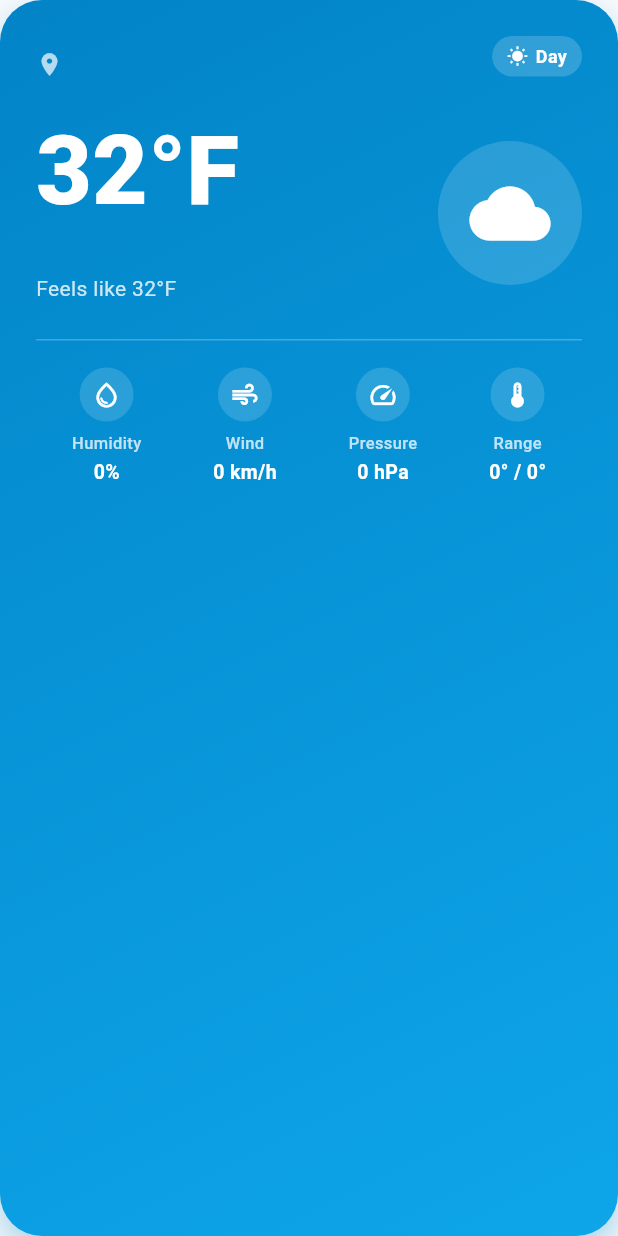
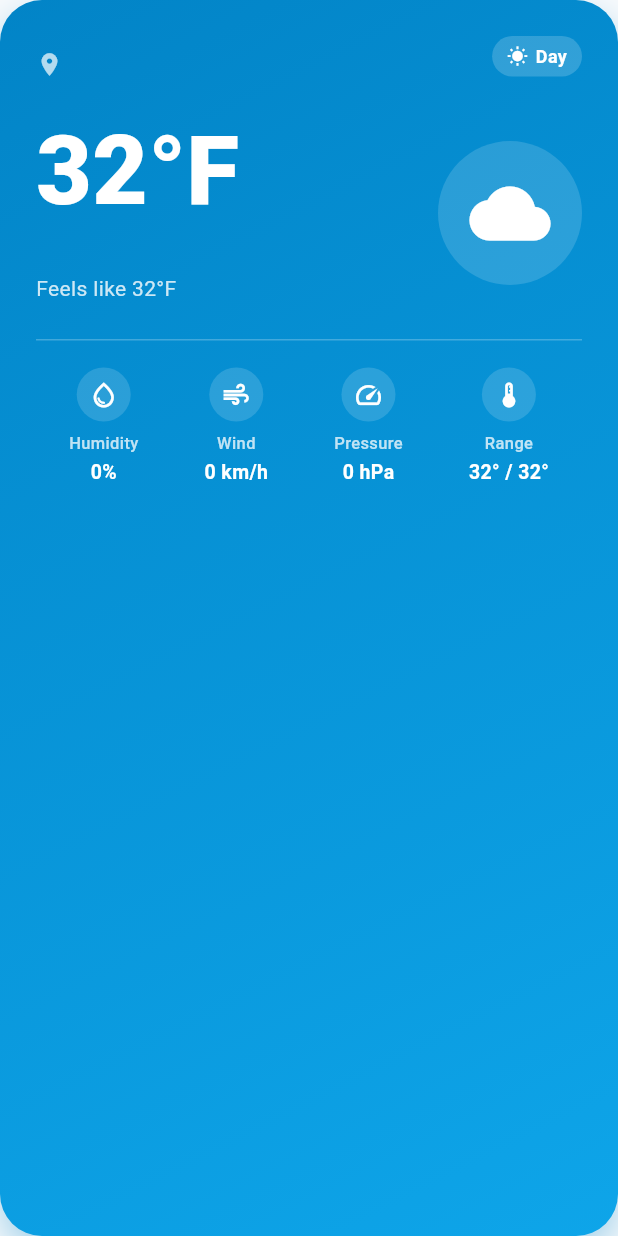
Before and after one commit to abhishekCode7266/Weather-App---Real-time-Weather-Forecast-Web-Application, a Flutter app: the CurrentWeatherCard widget shown alone on an empty page, opened directly with empty values, on a phone screen of 412 x 824 dp. Run offline on Flutter 3.47's test engine with Material 3 defaults, Android fonts, the phone set to English and light mode, and no system bars; our stand-ins replace shared_preferences; accounts and stored records are empty; network calls fail.

Commit message:
fix: replace RoundedCornerShape with Flutter RoundedRectangleBorder and enable verbose build logs

```diff
--- a/lib/main.dart
+++ b/lib/main.dart
@@ -26,7 +26,7 @@ class WeatherApp extends StatelessWidget {
         scaffoldBackgroundColor: const Color(0xFFF8FAFC),
         cardTheme: CardTheme(
           elevation: 0,
-          shape: RoundedCornerShape(20),
+          shape: RoundedRectangleBorder(borderRadius: BorderRadius.circular(20)),
         ),
       ),
       darkTheme: ThemeData(
@@ -38,7 +38,7 @@ class WeatherApp extends StatelessWidget {
         scaffoldBackgroundColor: const Color(0xFF0B132B),
         cardTheme: CardTheme(
           elevation: 0,
-          shape: RoundedCornerShape(20),
+          shape: RoundedRectangleBorder(borderRadius: BorderRadius.circular(20)),
         ),
       ),
       home: const WeatherHomeScreen(),
--- a/lib/screens/weather_home_screen.dart
+++ b/lib/screens/weather_home_screen.dart
@@ -157,7 +157,7 @@ class _WeatherHomeScreenState extends State<WeatherHomeScreen> {
                       Card(
                         elevation: 0,
                         color: colorScheme.errorContainer.withOpacity(0.7),
-                        shape: RoundedCornerShape(20),
+                        shape: RoundedRectangleBorder(borderRadius: BorderRadius.circular(20)),
                         child: Padding(
                           padding: const EdgeInsets.all(20.0),
                           child: Column(
--- a/lib/widgets/current_weather_card.dart
+++ b/lib/widgets/current_weather_card.dart
@@ -229,7 +229,9 @@ class CurrentWeatherCard extends StatelessWidget {
               _MetricTile(
                 icon: Icons.thermostat_outlined,
                 label: 'Range',
-                value: '${weather.tempMin.round()}° / ${weather.tempMax.round()}°',
+                value: isCelsius
+                    ? '${weather.tempMin.round()}° / ${weather.tempMax.round()}°'
+                    : '${((weather.tempMin * 9 / 5) + 32).round()}° / ${((weather.tempMax * 9 / 5) + 32).round()}°',
               ),
             ],
           ),
```
Also changed, not shown: 1 other file.
